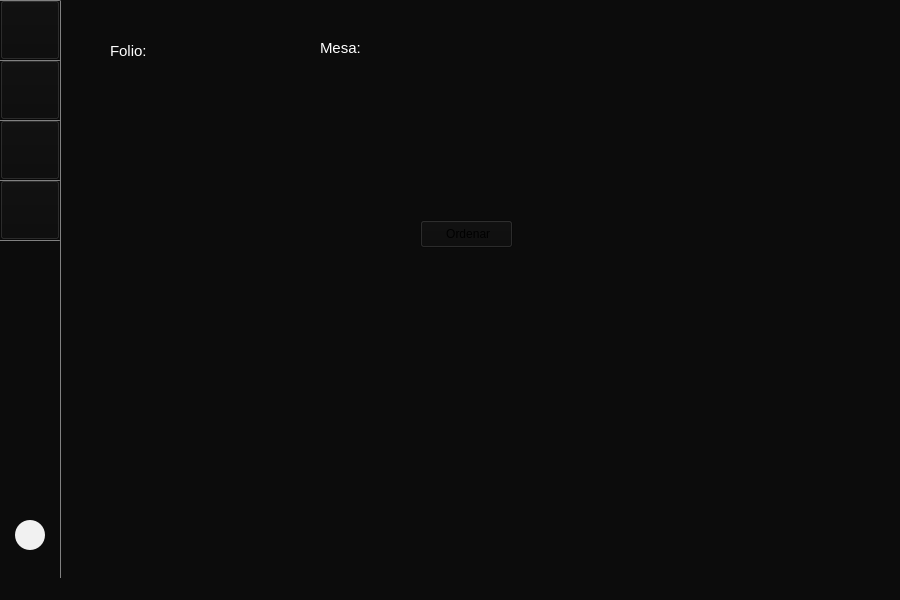
Before: the Qt Designer form Restaurante/Mesero/principal_mesero.ui in camvaz/restaurante-ihc, drawn with Qt 5.
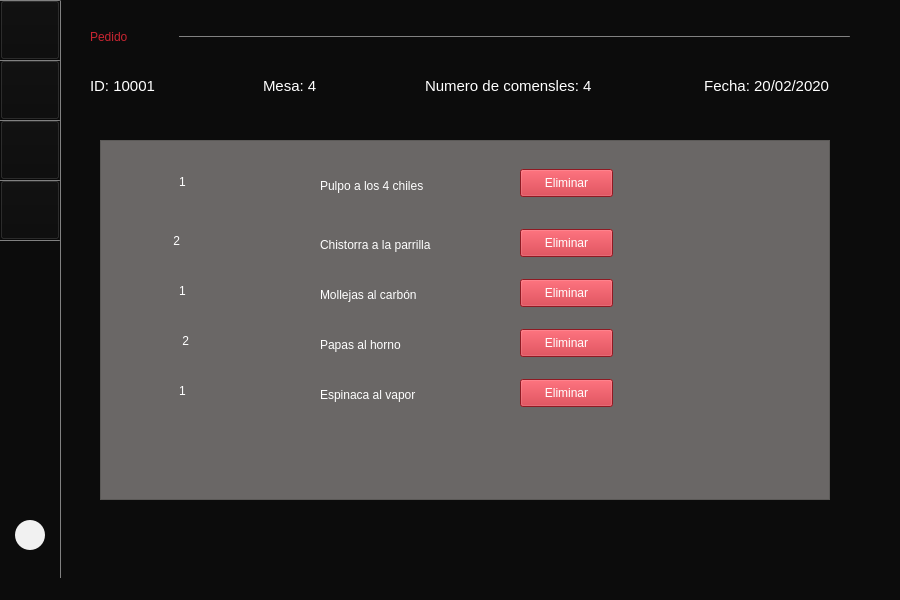
After: the same form once the commit is applied. The open tabs and pages were chosen to show the change.

Diff of the .ui file:
```diff
--- a/Restaurante/Mesero/principal_mesero.ui
+++ b/Restaurante/Mesero/principal_mesero.ui
@@ -209,9 +209,9 @@
    <widget class="QStackedWidget" name="paginas">
     <property name="geometry">
      <rect>
-      <x>100</x>
+      <x>80</x>
       <y>0</y>
-      <width>760</width>
+      <width>770</width>
       <height>530</height>
      </rect>
     </property>
@@ -1790,52 +1790,529 @@
      </widget>
     </widget>
     <widget class="QWidget" name="page_14">
-     <widget class="QPushButton" name="pushButton">
+     <widget class="Line" name="line_19">
       <property name="geometry">
        <rect>
-        <x>320</x>
-        <y>220</y>
-        <width>93</width>
-        <height>28</height>
+        <x>99</x>
+        <y>36</y>
+        <width>671</width>
+        <height>1</height>
        </rect>
       </property>
-      <property name="text">
-       <string> Ordenar</string>
+      <property name="styleSheet">
+       <string notr="true">background-color:#707070;</string>
       </property>
+      <property name="orientation">
+       <enum>Qt::Horizontal</enum>
+      </property>
      </widget>
-     <widget class="QLabel" name="label_25">
+     <widget class="QLabel" name="label_27">
       <property name="geometry">
        <rect>
         <x>10</x>
-        <y>40</y>
-        <width>51</width>
-        <height>21</height>
+        <y>20</y>
+        <width>89</width>
+        <height>33</height>
        </rect>
       </property>
       <property name="styleSheet">
-       <string notr="true">color: rgb(255, 255, 255);
-font: 11pt ;</string>
+       <string notr="true">font: 16pt &quot;MS Shell Dlg 2&quot;;
+font: 75 16pt &quot;Noto Serif&quot;;
+color: rgb(201, 37, 49);</string>
       </property>
       <property name="text">
-       <string>Folio:</string>
+       <string>Pedido</string>
       </property>
      </widget>
-     <widget class="QLabel" name="label_26">
+     <widget class="QLabel" name="label_pedido">
       <property name="geometry">
        <rect>
-        <x>220</x>
-        <y>40</y>
-        <width>55</width>
-        <height>16</height>
+        <x>210</x>
+        <y>180</y>
+        <width>300</width>
+        <height>250</height>
        </rect>
       </property>
+      <property name="text">
+       <string> </string>
+      </property>
+      <property name="scaledContents">
+       <bool>true</bool>
+      </property>
+     </widget>
+     <widget class="QFrame" name="frame_2">
+      <property name="geometry">
+       <rect>
+        <x>20</x>
+        <y>140</y>
+        <width>730</width>
+        <height>360</height>
+       </rect>
+      </property>
       <property name="styleSheet">
-       <string notr="true">color: rgb(255, 255, 255);
-font: 11pt ;</string>
+       <string notr="true">QFrame{background:rgba(117, 114, 113,0.9);}
+ </string>
       </property>
-      <property name="text">
-       <string>Mesa:</string>
+      <property name="frameShape">
+       <enum>QFrame::StyledPanel</enum>
       </property>
+      <property name="frameShadow">
+       <enum>QFrame::Raised</enum>
+      </property>
+      <widget class="QLabel" name="label_32">
+       <property name="geometry">
+        <rect>
+         <x>220</x>
+         <y>31</y>
+         <width>150</width>
+         <height>30</height>
+        </rect>
+       </property>
+       <property name="minimumSize">
+        <size>
+         <width>150</width>
+         <height>30</height>
+        </size>
+       </property>
+       <property name="maximumSize">
+        <size>
+         <width>135</width>
+         <height>30</height>
+        </size>
+       </property>
+       <property name="styleSheet">
+        <string notr="true">color:rgb(255, 255, 255);
+font: 10pt &quot;MS Shell Dlg 2&quot;;
+background-color: transparent; </string>
+       </property>
+       <property name="text">
+        <string>Pulpo a los 4 chiles</string>
+       </property>
+      </widget>
+      <widget class="QLabel" name="label_33">
+       <property name="geometry">
+        <rect>
+         <x>79</x>
+         <y>31</y>
+         <width>30</width>
+         <height>21</height>
+        </rect>
+       </property>
+       <property name="minimumSize">
+        <size>
+         <width>30</width>
+         <height>20</height>
+        </size>
+       </property>
+       <property name="styleSheet">
+        <string notr="true">background-color: transparent; 
+color: rgb(255, 255, 255);
+ 
+font: 10pt &quot;MS Shell Dlg 2&quot;;</string>
+       </property>
+       <property name="text">
+        <string>1</string>
+       </property>
+      </widget>
+      <widget class="QLabel" name="label_34">
+       <property name="geometry">
+        <rect>
+         <x>70</x>
+         <y>90</y>
+         <width>40</width>
+         <height>21</height>
+        </rect>
+       </property>
+       <property name="minimumSize">
+        <size>
+         <width>30</width>
+         <height>20</height>
+        </size>
+       </property>
+       <property name="styleSheet">
+        <string notr="true">background-color: transparent; 
+ color:rgb(255, 255, 255);
+font: 10pt &quot;MS Shell Dlg 2&quot;;</string>
+       </property>
+       <property name="text">
+        <string> 2</string>
+       </property>
+      </widget>
+      <widget class="QLabel" name="label_35">
+       <property name="geometry">
+        <rect>
+         <x>220</x>
+         <y>90</y>
+         <width>180</width>
+         <height>30</height>
+        </rect>
+       </property>
+       <property name="minimumSize">
+        <size>
+         <width>180</width>
+         <height>30</height>
+        </size>
+       </property>
+       <property name="maximumSize">
+        <size>
+         <width>135</width>
+         <height>30</height>
+        </size>
+       </property>
+       <property name="styleSheet">
+        <string notr="true">font: 10pt &quot;MS Shell Dlg 2&quot;;
+background-color: transparent; 
+color:rgb(255, 255, 255);</string>
+       </property>
+       <property name="text">
+        <string>Chistorra a la parrilla</string>
+       </property>
+      </widget>
+      <widget class="QLabel" name="label_36">
+       <property name="geometry">
+        <rect>
+         <x>79</x>
+         <y>140</y>
+         <width>30</width>
+         <height>21</height>
+        </rect>
+       </property>
+       <property name="minimumSize">
+        <size>
+         <width>30</width>
+         <height>20</height>
+        </size>
+       </property>
+       <property name="styleSheet">
+        <string notr="true">background-color: transparent; 
+ color:rgb(255, 255, 255);
+font: 10pt &quot;MS Shell Dlg 2&quot;;</string>
+       </property>
+       <property name="text">
+        <string>1</string>
+       </property>
+      </widget>
+      <widget class="QLabel" name="label_37">
+       <property name="geometry">
+        <rect>
+         <x>220</x>
+         <y>140</y>
+         <width>150</width>
+         <height>30</height>
+        </rect>
+       </property>
+       <property name="minimumSize">
+        <size>
+         <width>150</width>
+         <height>30</height>
+        </size>
+       </property>
+       <property name="maximumSize">
+        <size>
+         <width>135</width>
+         <height>30</height>
+        </size>
+       </property>
+       <property name="styleSheet">
+        <string notr="true">font: 10pt &quot;MS Shell Dlg 2&quot;;
+background-color: transparent; 
+color:rgb(255, 255, 255);
+</string>
+       </property>
+       <property name="text">
+        <string>Mollejas al carbón</string>
+       </property>
+      </widget>
+      <widget class="QPushButton" name="pushButton">
+       <property name="geometry">
+        <rect>
+         <x>420</x>
+         <y>29</y>
+         <width>93</width>
+         <height>28</height>
+        </rect>
+       </property>
+       <property name="styleSheet">
+        <string notr="true">background-color:#C92531;
+color: rgb(255, 255, 255);</string>
+       </property>
+       <property name="text">
+        <string>Eliminar</string>
+       </property>
+      </widget>
+      <widget class="QPushButton" name="pushButton_2">
+       <property name="geometry">
+        <rect>
+         <x>420</x>
+         <y>89</y>
+         <width>93</width>
+         <height>28</height>
+        </rect>
+       </property>
+       <property name="styleSheet">
+        <string notr="true">background-color:#C92531;
+color: rgb(255, 255, 255);</string>
+       </property>
+       <property name="text">
+        <string>Eliminar</string>
+       </property>
+      </widget>
+      <widget class="QPushButton" name="pushButton_3">
+       <property name="geometry">
+        <rect>
+         <x>420</x>
+         <y>139</y>
+         <width>93</width>
+         <height>28</height>
+        </rect>
+       </property>
+       <property name="styleSheet">
+        <string notr="true">background-color:#C92531;
+color: rgb(255, 255, 255);</string>
+       </property>
+       <property name="text">
+        <string>Eliminar</string>
+       </property>
+      </widget>
+      <widget class="QLabel" name="label_38">
+       <property name="geometry">
+        <rect>
+         <x>79</x>
+         <y>190</y>
+         <width>30</width>
+         <height>21</height>
+        </rect>
+       </property>
+       <property name="minimumSize">
+        <size>
+         <width>30</width>
+         <height>20</height>
+        </size>
+       </property>
+       <property name="styleSheet">
+        <string notr="true">background-color: transparent; 
+ color:rgb(255, 255, 255);
+font: 10pt &quot;MS Shell Dlg 2&quot;;</string>
+       </property>
+       <property name="text">
+        <string> 2</string>
+       </property>
+      </widget>
+      <widget class="QLabel" name="label_39">
+       <property name="geometry">
+        <rect>
+         <x>220</x>
+         <y>190</y>
+         <width>150</width>
+         <height>30</height>
+        </rect>
+       </property>
+       <property name="minimumSize">
+        <size>
+         <width>150</width>
+         <height>30</height>
+        </size>
+       </property>
+       <property name="maximumSize">
+        <size>
+         <width>135</width>
+         <height>30</height>
+        </size>
+       </property>
+       <property name="styleSheet">
+        <string notr="true">font: 10pt &quot;MS Shell Dlg 2&quot;;
+background-color: transparent; 
+color:rgb(255, 255, 255);
+</string>
+       </property>
+       <property name="text">
+        <string>Papas al horno</string>
+       </property>
+      </widget>
+      <widget class="QPushButton" name="pushButton_4">
+       <property name="geometry">
+        <rect>
+         <x>420</x>
+         <y>189</y>
+         <width>93</width>
+         <height>28</height>
+        </rect>
+       </property>
+       <property name="styleSheet">
+        <string notr="true">background-color:#C92531;
+color: rgb(255, 255, 255);</string>
+       </property>
+       <property name="text">
+        <string>Eliminar</string>
+       </property>
+      </widget>
+      <widget class="QLabel" name="label_40">
+       <property name="geometry">
+        <rect>
+         <x>79</x>
+         <y>240</y>
+         <width>30</width>
+         <height>21</height>
+        </rect>
+       </property>
+       <property name="minimumSize">
+        <size>
+         <width>30</width>
+         <height>20</height>
+        </size>
+       </property>
+       <property name="styleSheet">
+        <string notr="true">background-color: transparent; 
+ color:rgb(255, 255, 255);
+font: 10pt &quot;MS Shell Dlg 2&quot;;</string>
+       </property>
+       <property name="text">
+        <string>1</string>
+       </property>
+      </widget>
+      <widget class="QLabel" name="label_41">
+       <property name="geometry">
+        <rect>
+         <x>220</x>
+         <y>240</y>
+         <width>150</width>
+         <height>30</height>
+        </rect>
+       </property>
+       <property name="minimumSize">
+        <size>
+         <width>150</width>
+         <height>30</height>
+        </size>
+       </property>
+       <property name="maximumSize">
+        <size>
+         <width>135</width>
+         <height>30</height>
+        </size>
+       </property>
+       <property name="styleSheet">
+        <string notr="true">font: 10pt &quot;MS Shell Dlg 2&quot;;
+background-color: transparent; 
+color:rgb(255, 255, 255);
+</string>
+       </property>
+       <property name="text">
+        <string>Espinaca al vapor</string>
+       </property>
+      </widget>
+      <widget class="QPushButton" name="pushButton_5">
+       <property name="geometry">
+        <rect>
+         <x>420</x>
+         <y>239</y>
+         <width>93</width>
+         <height>28</height>
+        </rect>
+       </property>
+       <property name="styleSheet">
+        <string notr="true">background-color:#C92531;
+color: rgb(255, 255, 255);</string>
+       </property>
+       <property name="text">
+        <string>Eliminar</string>
+       </property>
+      </widget>
+     </widget>
+     <widget class="QWidget" name="">
+      <property name="geometry">
+       <rect>
+        <x>10</x>
+        <y>60</y>
+        <width>740</width>
+        <height>51</height>
+       </rect>
+      </property>
+      <layout class="QGridLayout" name="gridLayout_12">
+       <item row="0" column="0">
+        <widget class="QLabel" name="label_25">
+         <property name="styleSheet">
+          <string notr="true">color: rgb(255, 255, 255);
+font: 11pt ;</string>
+         </property>
+         <property name="text">
+          <string>ID: 10001</string>
+         </property>
+        </widget>
+       </item>
+       <item row="0" column="1">
+        <spacer name="horizontalSpacer">
+         <property name="orientation">
+          <enum>Qt::Horizontal</enum>
+         </property>
+         <property name="sizeHint" stdset="0">
+          <size>
+           <width>40</width>
+           <height>20</height>
+          </size>
+         </property>
+        </spacer>
+       </item>
+       <item row="0" column="2">
+        <widget class="QLabel" name="label_26">
+         <property name="styleSheet">
+          <string notr="true">color: rgb(255, 255, 255);
+font: 11pt ;</string>
+         </property>
+         <property name="text">
+          <string>Mesa: 4</string>
+         </property>
+        </widget>
+       </item>
+       <item row="0" column="3">
+        <spacer name="horizontalSpacer_2">
+         <property name="orientation">
+          <enum>Qt::Horizontal</enum>
+         </property>
+         <property name="sizeHint" stdset="0">
+          <size>
+           <width>40</width>
+           <height>20</height>
+          </size>
+         </property>
+        </spacer>
+       </item>
+       <item row="0" column="4">
+        <widget class="QLabel" name="label_28">
+         <property name="styleSheet">
+          <string notr="true">color: rgb(255, 255, 255);
+font: 11pt ;</string>
+         </property>
+         <property name="text">
+          <string>Numero de comensles: 4</string>
+         </property>
+        </widget>
+       </item>
+       <item row="0" column="5">
+        <spacer name="horizontalSpacer_3">
+         <property name="orientation">
+          <enum>Qt::Horizontal</enum>
+         </property>
+         <property name="sizeHint" stdset="0">
+          <size>
+           <width>40</width>
+           <height>20</height>
+          </size>
+         </property>
+        </spacer>
+       </item>
+       <item row="0" column="6">
+        <widget class="QLabel" name="label_29">
+         <property name="styleSheet">
+          <string notr="true">color: rgb(255, 255, 255);
+font: 11pt ;</string>
+         </property>
+         <property name="text">
+          <string> Fecha: 20/02/2020</string>
+         </property>
+        </widget>
+       </item>
+      </layout>
      </widget>
     </widget>
    </widget>
```
Left out of the diff: 126 changed lines with no effect on the pictures.
